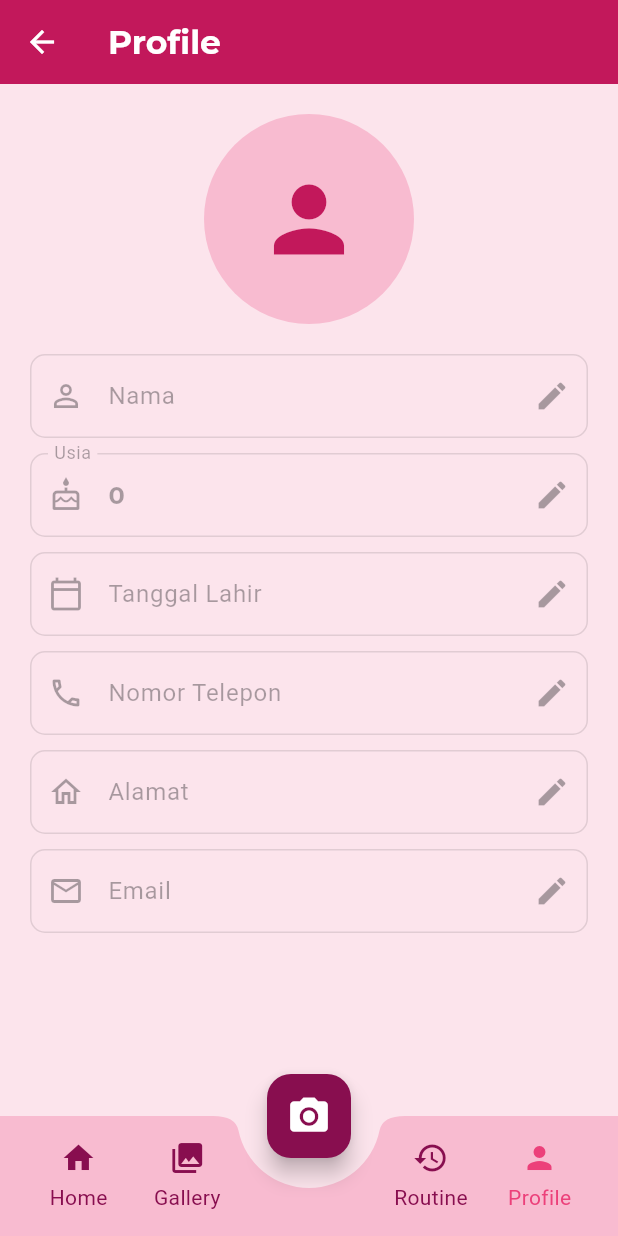
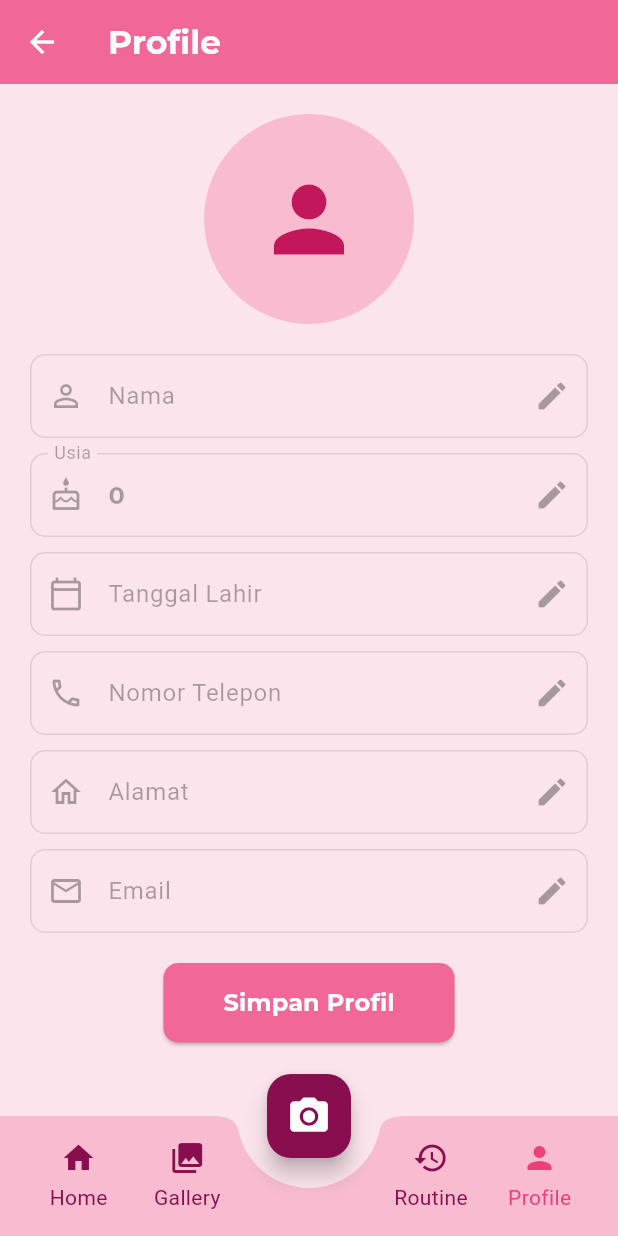
Before and after one commit to rifkifakhrudin2004/proyeksregep, a Flutter app: the ProfilePage screen opened by its route, on a phone screen of 412 x 824 dp. Run offline on Flutter 3.47's test engine with Material 3 defaults, Android fonts, the phone set to English and light mode, and no system bars; our stand-ins replace animate_do, awesome_dialog, camera, cloud_firestore, firebase_auth, firebase_core and 7 more; missing offline and left inert: google_ml_kit; accounts and stored records are empty.

Commit message:
perbaikan profil

```diff
--- a/lib/pages/profile_page.dart
+++ b/lib/pages/profile_page.dart
@@ -182,7 +182,6 @@ class _ProfilePageState extends State<ProfilePage> {
     return Scaffold(
       backgroundColor: Colors.pink[50],
       appBar: AppBar(
-        automaticallyImplyLeading: false,
         title: Text(
           'Profile',
           style: TextStyle(
@@ -197,7 +196,7 @@ class _ProfilePageState extends State<ProfilePage> {
             Navigator.pop(context);
           },
         ),
-backgroundColor: Colors.pink[700] ?? const Color.fromRGBO(241, 104, 152, 1),
+        backgroundColor: const Color.fromRGBO(241, 104, 152, 1),
         elevation: 0,
       ),
       body: SingleChildScrollView(
@@ -296,6 +295,28 @@ backgroundColor: Colors.pink[700] ?? const Color.fromRGBO(241, 104, 152, 1),
                   });
                 },
               ),
+              const SizedBox(height: 20.0),
+              ElevatedButton(
+                onPressed: () => _saveProfile(context),
+                style: ElevatedButton.styleFrom(
+                  backgroundColor: const Color.fromRGBO(241, 104, 152, 1),
+                  shape: RoundedRectangleBorder(
+                    borderRadius: BorderRadius.circular(10.0),
+                  ),
+                  padding: const EdgeInsets.symmetric(
+                      horizontal: 40.0, vertical: 15.0),
+                ),
+                child: Text(
+                  'Simpan Profil',
+                  style: TextStyle(
+                    fontFamily: 'Montserrat',
+                    fontWeight: FontWeight.bold,
+                    color: Colors.white,
+                    fontSize: 16,
+                  ),
+                ),
+              ),
+              const SizedBox(height: 20.0),
             ],
           ),
         ),
```
